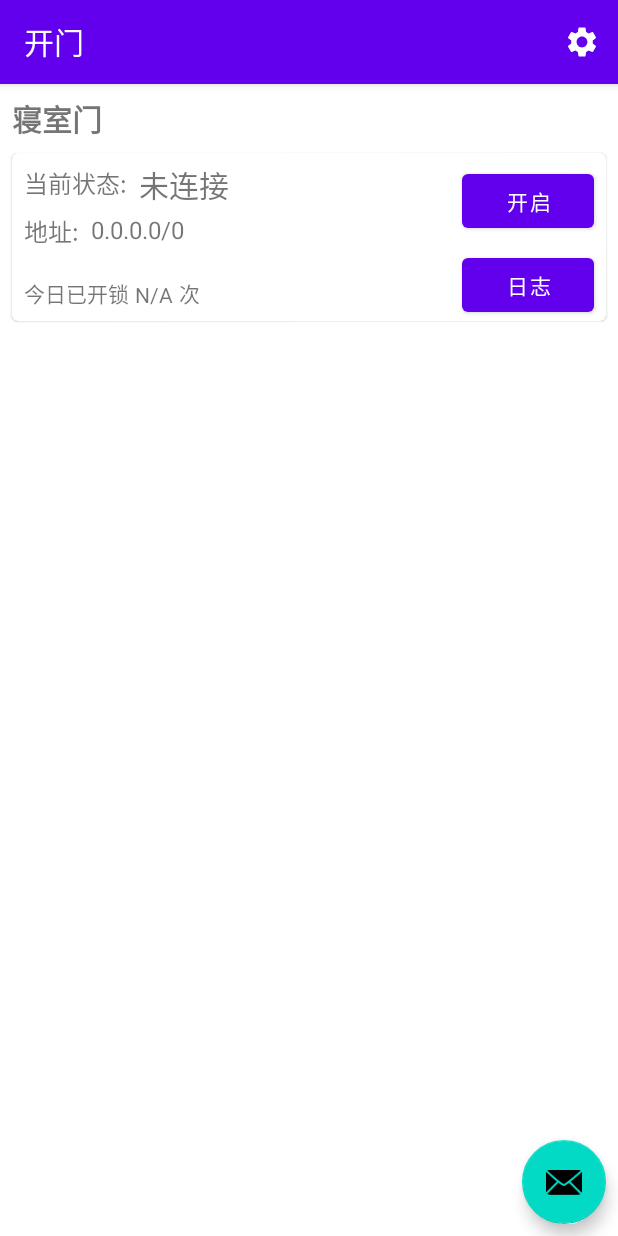
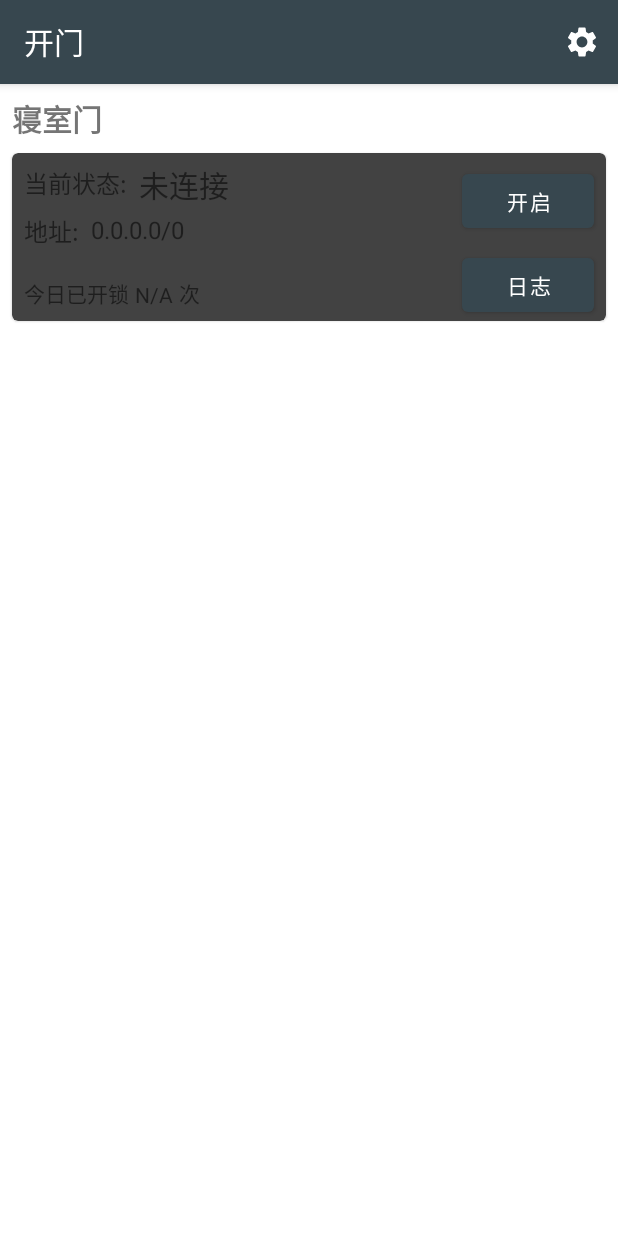
Before and after one commit to NekoRectifier/InteliManager, an Android app: the screen it shows after launch (MainActivity), on a phone screen of 412 x 824 dp. Run offline under Robolectric (Android 15) with nearby library versions, the phone set to English and light mode, and no system bars; our stand-ins replace data binding.

Commit message:
日常功能性更新

```diff
--- a/app/src/main/java/site/nekorectifier/intelimanager/MainActivity.java
+++ b/app/src/main/java/site/nekorectifier/intelimanager/MainActivity.java
@@ -1,19 +1,13 @@
 package site.nekorectifier.intelimanager;
 
 import android.os.Bundle;
-import com.google.android.material.snackbar.Snackbar;
-
 import androidx.annotation.NonNull;
 import androidx.appcompat.app.AppCompatActivity;
-
 import android.util.Log;
-import android.view.View;
 import android.view.Menu;
 import android.view.MenuItem;
-
 import java.io.IOException;
 import java.util.Objects;
-
 import okhttp3.Call;
 import okhttp3.Callback;
 import okhttp3.OkHttpClient;
@@ -35,14 +29,6 @@ public class MainActivity extends AppCompatActivity {
 
         setSupportActionBar(binding.toolbar);
 
-        binding.fab.setOnClickListener(new View.OnClickListener() {
-            @Override
-            public void onClick(View view) {
-                Snackbar.make(view, "Replace with your own action", Snackbar.LENGTH_LONG)
-                        .setAction("Action", null).show();
-            }
-        });
-
         binding.buttonUnlock.setOnClickListener(view -> {
            //TODO 发送HTTP请求
 
@@ -57,7 +43,7 @@ public class MainActivity extends AppCompatActivity {
 
         OkHttpClient client = new OkHttpClient();
         Request request = new Request.Builder()
-                .url("192.168.1.243")
+                .url("http://192.168.1.243")
                 .build();
 
         Call call = client.newCall(request);
@@ -72,10 +58,6 @@ public class MainActivity extends AppCompatActivity {
                 Log.i(TAG, "onResponse: "+ Objects.requireNonNull(response.body()).toString());
             }
         });
-
-
-
-
     }
 
     @Override
--- a/app/src/main/res/layout/activity_main.xml
+++ b/app/src/main/res/layout/activity_main.xml
@@ -1,9 +1,8 @@
 <?xml version="1.0" encoding="utf-8"?>
-<layout>
+<layout xmlns:tools="http://schemas.android.com/tools"
+    xmlns:android="http://schemas.android.com/apk/res/android"
+    xmlns:app="http://schemas.android.com/apk/res-auto">
 <androidx.constraintlayout.widget.ConstraintLayout
-    xmlns:android="http://schemas.android.com/apk/res/android"
-    xmlns:app="http://schemas.android.com/apk/res-auto"
-    xmlns:tools="http://schemas.android.com/tools"
     android:layout_width="match_parent"
     android:layout_height="match_parent"
     tools:context=".MainActivity">
@@ -26,12 +25,26 @@
 
     </com.google.android.material.appbar.AppBarLayout>
 
+    <TextView
+        android:id="@+id/textView5"
+        android:layout_width="wrap_content"
+        android:layout_height="wrap_content"
+        android:layout_marginStart="8dp"
+        android:layout_marginTop="8dp"
+        android:text="寝室门"
+        android:textSize="20sp"
+        android:textStyle="bold"
+        android:typeface="monospace"
+        app:layout_constraintStart_toStartOf="parent"
+        app:layout_constraintTop_toBottomOf="@+id/appBarLayout" />
+
     <androidx.cardview.widget.CardView
         android:layout_width="match_parent"
         android:layout_height="wrap_content"
         android:layout_marginStart="8dp"
         android:layout_marginTop="8dp"
         android:layout_marginEnd="8dp"
+        app:cardBackgroundColor="@color/cardview_dark_background"
         app:cardCornerRadius="4dp"
         app:cardElevation="1dp"
         app:layout_constraintEnd_toEndOf="parent"
@@ -139,29 +152,5 @@
         </androidx.constraintlayout.widget.ConstraintLayout>
     </androidx.cardview.widget.CardView>
 
-    <com.google.android.material.floatingactionbutton.FloatingActionButton
-        android:id="@+id/fab"
-        android:layout_width="56dp"
-        android:layout_height="wrap_content"
-        android:layout_gravity="bottom|end"
-        android:layout_marginEnd="8dp"
-        android:layout_marginBottom="8dp"
-        app:layout_constraintBottom_toBottomOf="parent"
-        app:layout_constraintEnd_toEndOf="parent"
-        app:srcCompat="@android:drawable/ic_dialog_email" />
-
-    <TextView
-        android:id="@+id/textView5"
-        android:layout_width="wrap_content"
-        android:layout_height="wrap_content"
-        android:layout_marginStart="8dp"
-        android:layout_marginTop="8dp"
-        android:text="寝室门"
-        android:textSize="20sp"
-        android:textStyle="bold"
-        android:typeface="monospace"
-        app:layout_constraintStart_toStartOf="parent"
-        app:layout_constraintTop_toBottomOf="@+id/appBarLayout" />
-
 </androidx.constraintlayout.widget.ConstraintLayout>
 </layout>
--- a/app/src/main/res/values-night/themes.xml
+++ b/app/src/main/res/values-night/themes.xml
@@ -2,9 +2,9 @@
     <!-- Base application theme. -->
     <style name="Theme.开门" parent="Theme.MaterialComponents.DayNight.DarkActionBar">
         <!-- Primary brand color. -->
-        <item name="colorPrimary">@color/purple_200</item>
-        <item name="colorPrimaryVariant">@color/purple_700</item>
-        <item name="colorOnPrimary">@color/black</item>
+        <item name="colorPrimary">#FF37474f</item>
+        <item name="colorPrimaryVariant">#FF102027</item>
+        <item name="colorOnPrimary">@color/white</item>
         <!-- Secondary brand color. -->
         <item name="colorSecondary">@color/teal_200</item>
         <item name="colorSecondaryVariant">@color/teal_200</item>
--- a/app/src/main/res/values/colors.xml
+++ b/app/src/main/res/values/colors.xml
@@ -1,8 +1,5 @@
 <?xml version="1.0" encoding="utf-8"?>
 <resources>
-    <color name="purple_200">#FFBB86FC</color>
-    <color name="purple_500">#FF6200EE</color>
-    <color name="purple_700">#FF3700B3</color>
     <color name="teal_200">#FF03DAC5</color>
     <color name="teal_700">#FF018786</color>
     <color name="black">#FF000000</color>
--- a/app/src/main/res/values/themes.xml
+++ b/app/src/main/res/values/themes.xml
@@ -2,8 +2,8 @@
     <!-- Base application theme. -->
     <style name="Theme.开门" parent="Theme.MaterialComponents.DayNight.DarkActionBar">
         <!-- Primary brand color. -->
-        <item name="colorPrimary">@color/purple_500</item>
-        <item name="colorPrimaryVariant">@color/purple_700</item>
+        <item name="colorPrimary">#FF37474f</item>
+        <item name="colorPrimaryVariant">#FF102027</item>
         <item name="colorOnPrimary">@color/white</item>
         <!-- Secondary brand color. -->
         <item name="colorSecondary">@color/teal_200</item>
--- a/build.gradle
+++ b/build.gradle
@@ -1,7 +1,7 @@
 // Top-level build file where you can add configuration options common to all sub-projects/modules.
 plugins {
-    id 'com.android.application' version '7.1.0' apply false
-    id 'com.android.library' version '7.1.0' apply false
+    id 'com.android.application' version '7.1.1' apply false
+    id 'com.android.library' version '7.1.1' apply false
 }
 
 task clean(type: Delete) {
```
